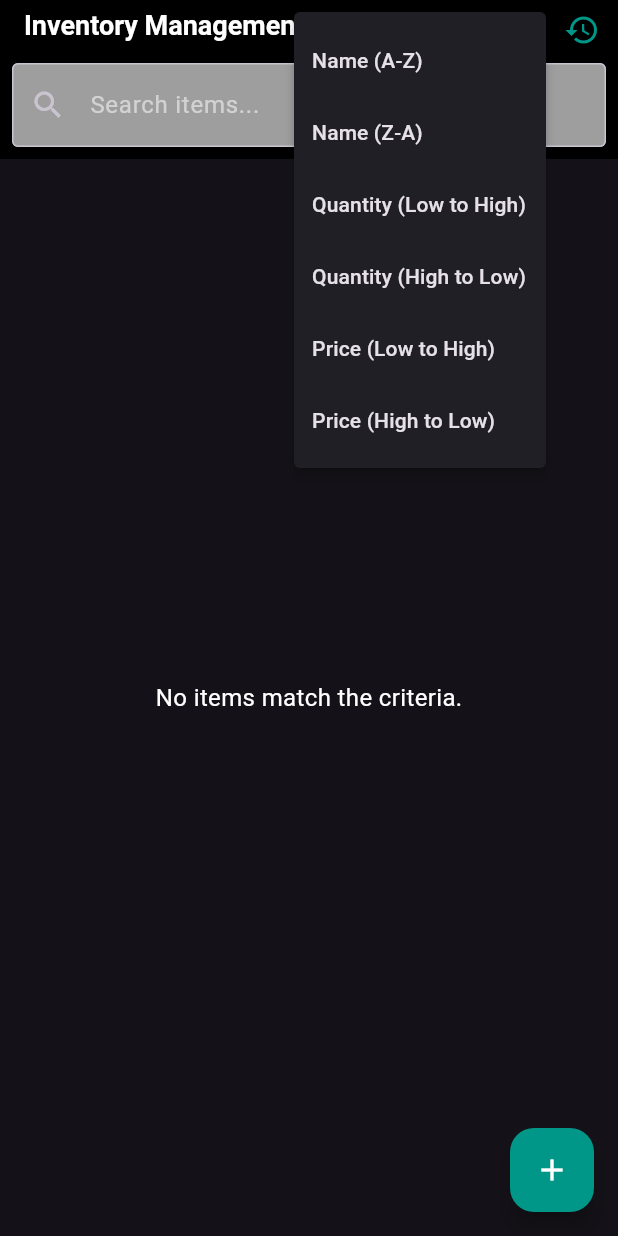
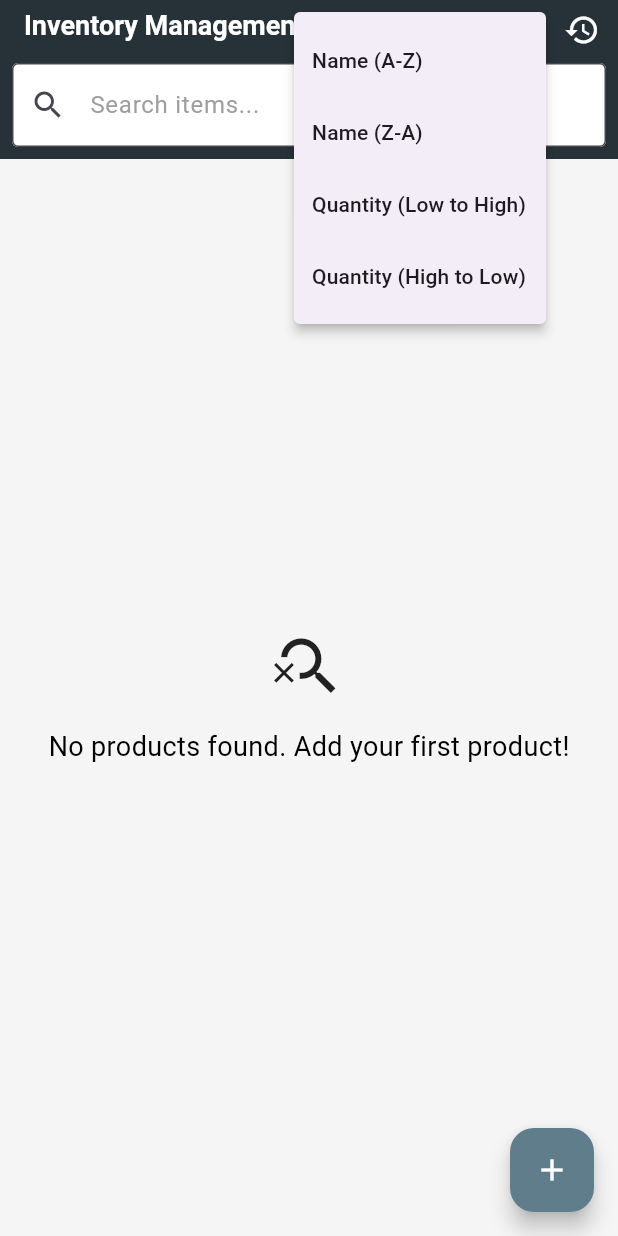
Before and after one commit to blobloppy/flutter-ecommerce-2role-app, a Flutter app: the screen it shows once a user with an empty profile is signed in, after a tap on the "more vert" icon, on a phone screen of 412 x 824 dp. Run offline on Flutter 3.47's test engine with Material 3 defaults, Android fonts, the light colour scheme and no system bars; our stand-ins replace cloud_firestore, firebase_auth, firebase_core; accounts and stored records are empty; network calls fail.

Commit message:
more redesign

```diff
--- a/lib/components/my_button.dart
+++ b/lib/components/my_button.dart
@@ -16,7 +16,7 @@ class MyButton extends StatelessWidget {
       onTap: onTap,
       child: Container(
         decoration: BoxDecoration(
-          color: Theme.of(context).colorScheme.primary,
+          color: Colors.black,
           borderRadius: BorderRadius.circular(12),
         ),
         padding: const EdgeInsets.all(25),
@@ -24,6 +24,7 @@ class MyButton extends StatelessWidget {
           child: Text(
             text,
             style: const TextStyle(
+              color: Colors.white,
               fontWeight: FontWeight.bold,
               fontSize: 16,
             ),
--- a/lib/main.dart
+++ b/lib/main.dart
@@ -6,8 +6,6 @@ import 'package:heavy_rental_app/firebase_options.dart';
 import 'package:heavy_rental_app/pages/add_products.dart';
 import 'package:heavy_rental_app/pages/edit_products.dart';
 import 'package:heavy_rental_app/pages/register_page.dart';
-
-import 'pages/login_page.dart';
 
 void main() async {
   WidgetsFlutterBinding.ensureInitialized();
@@ -23,46 +21,48 @@ class MyApp extends StatelessWidget {
     return MaterialApp(
       debugShowCheckedModeBanner: false,
       theme: ThemeData(
-        brightness: Brightness.dark, // Use a dark theme
-        primaryColor: Colors.teal, // Minimalist accent color
-        appBarTheme: const AppBarTheme(
-          backgroundColor: Colors.black,
-          titleTextStyle: TextStyle(
+        brightness:
+            Brightness.light, // Use a light theme for better readability
+        primaryColor:
+            Colors.blueGrey[900], // A dark blue-grey for a professional look
+        scaffoldBackgroundColor: Colors.grey[100], // Light grey background
+        appBarTheme: AppBarTheme(
+          backgroundColor: Colors.blueGrey[900], // Dark blue-grey app bar
+          titleTextStyle: const TextStyle(
             color: Colors.white,
             fontSize: 18,
             fontWeight: FontWeight.bold,
           ),
-          iconTheme: IconThemeData(color: Colors.teal),
+          iconTheme: const IconThemeData(color: Colors.white),
         ),
         floatingActionButtonTheme: const FloatingActionButtonThemeData(
-          backgroundColor: Colors.teal,
+          backgroundColor: Colors.blueGrey,
           foregroundColor: Colors.white,
         ),
         textTheme: const TextTheme(
-          bodyMedium: TextStyle(color: Colors.white, fontSize: 16),
-          titleMedium: TextStyle(color: Colors.white, fontSize: 18),
+          bodyMedium: TextStyle(color: Colors.black, fontSize: 16),
+          titleMedium: TextStyle(color: Colors.black, fontSize: 18),
           titleLarge: TextStyle(
-            color: Colors.teal,
+            color: Colors.blueGrey, // Title color matches primary
             fontSize: 22,
             fontWeight: FontWeight.bold,
           ),
         ),
         inputDecorationTheme: const InputDecorationTheme(
           filled: true,
-          fillColor: Colors.grey,
+          fillColor: Colors.white,
           border: OutlineInputBorder(
-            borderSide: BorderSide(color: Colors.teal),
+            borderSide: BorderSide(color: Colors.grey),
             borderRadius: BorderRadius.all(Radius.circular(12)),
           ),
           focusedBorder: OutlineInputBorder(
-            borderSide: BorderSide(color: Colors.teal, width: 2),
+            borderSide: BorderSide(color: Colors.blueGrey),
           ),
-          labelStyle: TextStyle(color: Colors.white70),
-          hintStyle: TextStyle(color: Colors.white54),
+          labelStyle: TextStyle(color: Colors.grey),
+          hintStyle: TextStyle(color: Colors.grey),
         ),
-        cardColor: Colors.grey[900], // Background color for cards
+        cardColor: Colors.white,
       ),
-      darkTheme: ThemeData.dark(), // Optional: Default Flutter dark theme
       home: const AuthPage(),
       routes: {
         '/addItem': (context) => const AddItemScreen(),
--- a/lib/pages/home_page.dart
+++ b/lib/pages/home_page.dart
@@ -17,7 +17,6 @@ class _HomeScreenState extends State<HomeScreen> {
   String searchQuery = "";
   int? minQuantity;
   int? maxQuantity;
-
   String sortOption = "Name (A-Z)";
 
   List<InventoryItem> allItems = [];
@@ -51,7 +50,7 @@ class _HomeScreenState extends State<HomeScreen> {
 
         return matchesSearch && matchesQuantity;
       }).toList();
-      _sortItems(); // Ensure filtered items are sorted
+      _sortItems();
     });
   }
 
@@ -65,10 +64,6 @@ class _HomeScreenState extends State<HomeScreen> {
         filteredItems.sort((a, b) => a.quantity.compareTo(b.quantity));
       } else if (sortOption == "Quantity (High to Low)") {
         filteredItems.sort((a, b) => b.quantity.compareTo(a.quantity));
-      } else if (sortOption == "Price (Low to High)") {
-        filteredItems.sort((a, b) => a.price.compareTo(b.price));
-      } else if (sortOption == "Price (High to Low)") {
-        filteredItems.sort((a, b) => b.price.compareTo(a.price));
       }
     });
   }
@@ -128,7 +123,7 @@ class _HomeScreenState extends State<HomeScreen> {
             onSelected: (value) {
               setState(() {
                 sortOption = value;
-                _sortItems(); // Re-sort items on selection
+                _sortItems();
               });
             },
             itemBuilder: (context) => [
@@ -142,18 +137,11 @@ class _HomeScreenState extends State<HomeScreen> {
               const PopupMenuItem(
                   value: "Quantity (High to Low)",
                   child: Text("Quantity (High to Low)")),
-              const PopupMenuItem(
-                  value: "Price (Low to High)",
-                  child: Text("Price (Low to High)")),
-              const PopupMenuItem(
-                  value: "Price (High to Low)",
-                  child: Text("Price (High to Low)")),
             ],
           ),
           IconButton(
             icon: const Icon(Icons.history),
             onPressed: () {
-              // Navigate to the Activity Log screen
               Navigator.push(
                 context,
                 MaterialPageRoute(
@@ -184,24 +172,75 @@ class _HomeScreenState extends State<HomeScreen> {
         ),
       ),
       body: filteredItems.isEmpty
-          ? const Center(child: Text("No items match the criteria."))
-          : ListView.builder(
+          ? Center(
+              child: Column(
+                mainAxisAlignment: MainAxisAlignment.center,
+                children: [
+                  const Icon(
+                    Icons.search_off,
+                    size: 50.0,
+                  ),
+                  const SizedBox(height: 16.0),
+                  const Text(
+                    "No products found. Add your first product!",
+                    style: TextStyle(fontSize: 18.0),
+                  ),
+                ],
+              ),
+            )
+          : GridView.builder(
+              padding: const EdgeInsets.all(16.0),
+              gridDelegate: const SliverGridDelegateWithFixedCrossAxisCount(
+                crossAxisCount: 1, // Change to 1 item per row for bigger cards
+                crossAxisSpacing: 16.0, // Increase spacing between items
+                mainAxisSpacing: 16.0, // Increase vertical spacing
+              ),
               itemCount: filteredItems.length,
               itemBuilder: (context, index) {
                 final item = filteredItems[index];
-                return ListTile(
-                  leading: item.imageUrl.isNotEmpty
-                      ? Image.network(
+                return Card(
+                  shape: RoundedRectangleBorder(
+                    borderRadius: BorderRadius.circular(16.0),
+                  ),
+                  elevation: 4.0,
+                  child: Column(
+                    mainAxisAlignment: MainAxisAlignment.center,
+                    children: [
+                      item.imageUrl.isNotEmpty
+                          ? Container(
+                              color: Colors.grey[200], // Subtle color accent
+                              child: Image.network(
                                 item.imageUrl,
-                          width: 50,
-                          height: 50,
+                                height: 230.0, // Increased image height
+                                width: 230.0, // Increased image width
                                 fit: BoxFit.cover,
+                              ),
                             )
-                      : const Icon(Icons.image, size: 50),
-                  title: Text(item.name),
-                  subtitle: Text("Qty: ${item.quantity}"),
-                  trailing: Row(
-                    mainAxisSize: MainAxisSize.min,
+                          : const Icon(Icons.image,
+                              size: 100), // Larger default icon
+                      const SizedBox(height: 12),
+                      Text(
+                        item.name,
+                        style: const TextStyle(
+                          fontWeight: FontWeight.bold,
+                          fontSize: 18, // Slightly larger font size
+                        ),
+                        textAlign: TextAlign.center,
+                      ),
+                      const SizedBox(height: 8),
+                      Text(
+                        "Qty: ${item.quantity}",
+                        style: const TextStyle(
+                          fontSize: 16.0,
+                          color: Colors.teal, // Contrasting color
+                        ),
+                      ),
+                      // ... Action buttons row
+                      Padding(
+                        padding: const EdgeInsets.only(top: 8.0),
+                        child: Row(
+                          mainAxisAlignment:
+                              MainAxisAlignment.center, // Center buttons
                           children: [
                             IconButton(
                               icon: const Icon(Icons.edit, color: Colors.blue),
@@ -209,15 +248,19 @@ class _HomeScreenState extends State<HomeScreen> {
                                 Navigator.push(
                                   context,
                                   MaterialPageRoute(
-                              builder: (context) => EditItemScreen(item: item),
+                                    builder: (context) =>
+                                        EditItemScreen(item: item),
                                   ),
                                 );
                               },
                             ),
                             IconButton(
                               icon: const Icon(Icons.delete, color: Colors.red),
-                        onPressed: () =>
-                            firestoreService.deleteItem(item.id, item.name),
+                              onPressed: () => firestoreService.deleteItem(
+                                  item.id, item.name),
+                            ),
+                          ],
+                        ),
                       ),
                     ],
                   ),
--- a/lib/pages/login_page.dart
+++ b/lib/pages/login_page.dart
@@ -17,10 +17,9 @@ class LoginPage extends StatefulWidget {
 
 class _LoginPageState extends State<LoginPage> {
   TextEditingController emailController = TextEditingController();
-
   TextEditingController passwordController = TextEditingController();
 
-  //login method
+  // Login method
   void login() async {
     showDialog(
       context: context,
@@ -45,102 +44,100 @@ class _LoginPageState extends State<LoginPage> {
   @override
   Widget build(BuildContext context) {
     return Scaffold(
-      backgroundColor: Theme.of(context).colorScheme.background,
       body: Center(
-        child: Padding(
-          padding: const EdgeInsets.all(25),
+        child: SingleChildScrollView(
+          padding: const EdgeInsets.all(24.0),
           child: Column(
             mainAxisAlignment: MainAxisAlignment.center,
             children: [
-              //login
+              // Login Icon
               Icon(
                 Icons.person,
                 size: 80,
-                color: Theme.of(context).colorScheme.inversePrimary,
+                color:
+                    Theme.of(context).colorScheme.primary, // Use primary color
               ),
 
-              const SizedBox(
-                height: 25,
+              const SizedBox(height: 25),
+
+              // App Name (Text style can be adjusted based on your preference)
+              Text(
+                "T  R  E  K",
+                style: TextStyle(
+                  fontSize: 24.0,
+                  color: Theme.of(context)
+                      .colorScheme
+                      .primary, // Use primary color
+                ),
               ),
 
-              //app name
-              const Text(
-                "T  R  E  K",
-                style: TextStyle(fontSize: 20),
-              ),
+              const SizedBox(height: 50),
 
-              const SizedBox(
-                height: 50,
-              ),
-
-              //email textfield
+              // Email Textfield
               MyTextfield(
                 hintText: "Email",
                 obscureText: false,
                 controller: emailController,
               ),
 
-              const SizedBox(
-                height: 10,
-              ),
+              const SizedBox(height: 10),
 
-              //password textfield
+              // Password Textfield
               MyTextfield(
                 hintText: "Password",
                 obscureText: true,
                 controller: passwordController,
               ),
 
-              const SizedBox(
-                height: 10,
-              ),
+              const SizedBox(height: 10),
 
-              //forgot password
+              // Forgot Password
               Row(
                 mainAxisAlignment: MainAxisAlignment.end,
                 children: [
                   Text(
                     "Forgot Password?",
                     style: TextStyle(
-                        color: Theme.of(context).colorScheme.secondary),
+                      color: Theme.of(context).colorScheme.secondary,
+                    ),
                   ),
                 ],
               ),
 
-              const SizedBox(
-                height: 10,
-              ),
+              const SizedBox(height: 10),
 
-              //sign in button
+              // Sign In Button
               MyButton(
                 text: "Login",
                 onTap: login,
               ),
 
-              const SizedBox(
-                height: 25,
-              ),
+              const SizedBox(height: 25),
 
-              //dont have an account? Register
+              // Don't have an account? Register
               Row(
                 mainAxisAlignment: MainAxisAlignment.center,
                 children: [
                   Text(
                     "Don't have an account? ",
                     style: TextStyle(
-                        color: Theme.of(context).colorScheme.inversePrimary),
+                      color: Theme.of(context).colorScheme.onBackground,
+                    ),
                   ),
                   GestureDetector(
                     onTap: widget.onTap,
-                    child: const Text(
+                    child: Text(
                       "Register Here",
                       style: TextStyle(
                         fontWeight: FontWeight.bold,
+                        color: Theme.of(context)
+                            .colorScheme
+                            .primary, // Use primary color
                       ),
                     ),
-                  )
+                  ),
                 ],
-              )
+              ),
             ],
           ),
         ),
```
Lines whose indentation alone changed are shown as unchanged.
